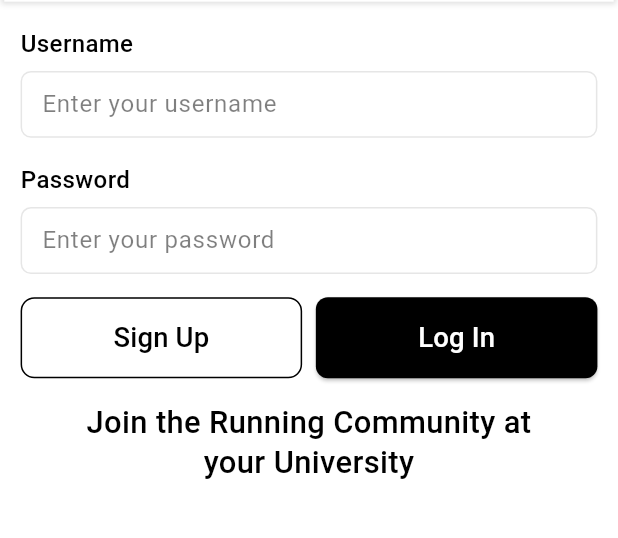
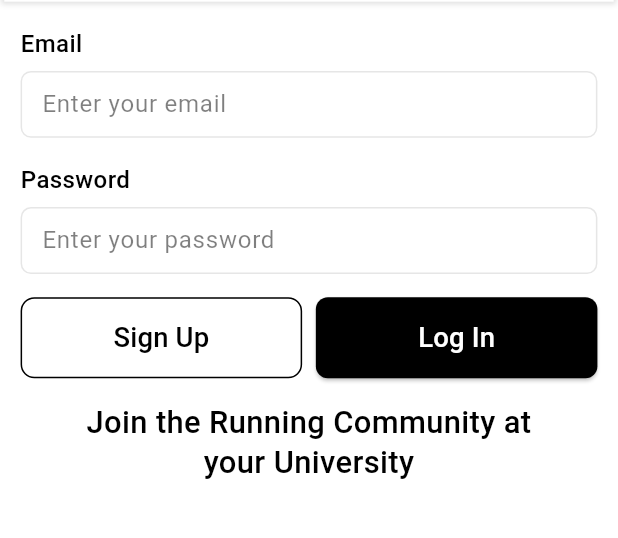
Before and after one commit to BillboEliasJohansson/Studentloppet-Frontend, a Flutter app: the screen it shows after launch, after a tap on "Log In", on a phone screen of 412 x 824 dp, the part 86-624 px from its top. Run offline on Flutter 3.47's test engine with Material 3 defaults, Android fonts, the phone set to English and light mode, and no system bars; our stand-ins replace cached_network_image, flutter_svg; network calls fail.

Commit message:
Finished Login and Signup Functionallaity
Co-authored-by: anton.j.fredriksson@hotmail.com <anton.j.fredriksson@hotmail.com>

```diff
--- a/lib/Screens/login_screen.dart
+++ b/lib/Screens/login_screen.dart
@@ -9,6 +9,7 @@ import 'package:studentloppet/theme/theme_helper.dart';
 import 'package:studentloppet/utils/size_utils.dart';
 import 'package:studentloppet/networking/network.dart';
 
+import '../utils/snackbars_util.dart';
 import '../widgets/custom_elevated_button.dart';
 import '../widgets/custom_outlined_button.dart';
 import '../widgets/custom_text_form_field.dart';
@@ -117,13 +118,13 @@ class LoginScreen extends StatelessWidget {
         crossAxisAlignment: CrossAxisAlignment.start,
         children: [
           Text(
-            "Username",
+            "Email",
             style: theme.textTheme.titleSmall,
           ),
           SizedBox(height: 5.v),
           CustomTextFormField(
             controller: userNameController,
-            hintText: "Enter your username",
+            hintText: "Enter your email",
           )
         ],
       ),
@@ -175,7 +176,7 @@ class LoginScreen extends StatelessWidget {
             margin: EdgeInsets.only(left: 8.h),
             buttonTextStyle: CustomTextStyles.titleMediumWhiteA700,
             onPressed: () async {
-              await Signin();
+              await Signin(context);
             },
           )
         ],
@@ -183,17 +184,24 @@ class LoginScreen extends StatelessWidget {
     );
   }
 
-  Future<void> Signin() async {
-
+  Future<void> Signin(BuildContext context) async {
     // Fetch data asynchronously and wait for the result
-    final response = await network.callLogIn(userNameController.text, passwordController.text);
+    final response = await network.callLogIn(
+        userNameController.text, passwordController.text);
 
     // Check if the request was successful
     if (response.statusCode == 200) {
       // Print the body of the HTTP response
       print("Response: " + response.body);
+      if (response.body == "true") {
+        Navigator.pushNamed(context, AppRoutes.homeScreen);
+      } else {
+        showErrorSnackbar(context, "Invalid Email Or Password");
+      }
     } else {
       print("Error: " + response.statusCode.toString());
+      showErrorSnackbar(context, "Invalid Email Or Password");
     }
   }
+
 }
--- a/lib/Screens/signup_screen.dart
+++ b/lib/Screens/signup_screen.dart
@@ -2,10 +2,13 @@
 
 import 'package:flutter/material.dart';
 import 'package:studentloppet/networking/network.dart';
+import 'package:studentloppet/routes/app_routes.dart';
 import 'package:studentloppet/theme/custom_text_style.dart';
 import 'package:studentloppet/theme/theme_helper.dart';
 import 'package:studentloppet/utils/image_constant.dart';
 import 'package:studentloppet/utils/size_utils.dart';
+import 'package:studentloppet/utils/validation_functions.dart';
+import 'package:studentloppet/utils/snackbars_util.dart';
 import '../../widgets/app_bar/appbar_leading_image.dart';
 import '../../widgets/app_bar/appbar_title.dart';
 import '../../widgets/app_bar/custom_app_bar.dart';
@@ -66,7 +69,7 @@ class SignupScreen extends StatelessWidget {
                       text: "Submit",
                       buttonTextStyle: CustomTextStyles.titleMediumWhiteA700,
                       onPressed: () async {
-                        await Signup();
+                        await Signup(context);
                       },
                     ),
                     SizedBox(height: 5.v)
@@ -80,16 +83,35 @@ class SignupScreen extends StatelessWidget {
     );
   }
 
-  Future<void> Signup() async {
+  Future<void> Signup(BuildContext context) async {
+    if (!isValidEmail(emailController.text)) {
+      showErrorSnackbar(context, "Invalid Email");
+      return;
+    }
+    if (!isValidPassword(passwordController.text)) {
+      showErrorSnackbar(context, "Invalid Password");
+      return;
+    }
 
     // Fetch data asynchronously and wait for the result
-    final response = await network.callSignUp(universityplaceController.text, emailController.text, passwordController.text);
+    final response = await network.callSignUp(universityplaceController.text,
+        emailController.text, passwordController.text);
 
     // Check if the request was successful
     if (response.statusCode == 200) {
-      // Print the body of the HTTP response
       print("Response: " + response.body);
+      if (response.body.contains("saved")) {
+        showSuccesfulSnackbar(context, "Success");
+        Navigator.pushNamed(context, AppRoutes.initialRoute);
+      }
+      if (response.body.contains("Email not valid")) {
+        showErrorSnackbar(context, "Email not valid");
+      }
+      if (response.body.contains("Email already exists")) {
+        showErrorSnackbar(context, "Email already exists");
+      }
     } else {
+      showErrorSnackbar(context, "Internal Server Error");
       print("Error: " + response.statusCode.toString());
     }
   }
--- a/lib/routes/app_routes.dart
+++ b/lib/routes/app_routes.dart
@@ -1,14 +1,18 @@
 import 'package:flutter/material.dart';
 import 'package:studentloppet/Screens/login_screen.dart';
 import 'package:studentloppet/Screens/signup_screen.dart';
+import 'package:studentloppet/Screens/home_screen.dart';
 
 class AppRoutes {
   static const String initialRoute = '/initialRoute';
 
   static const String signupScreen = '/Screens/signup_screen.dart';
 
+  static const String homeScreen = '/Screens/home_screen.dart';
+
   static Map<String, WidgetBuilder> routes = {
     initialRoute: (context) => LoginScreen(),
-    signupScreen: (context) => SignupScreen()
+    signupScreen: (context) => SignupScreen(),
+    homeScreen: (context) => HomeScreen()
   };
 }
--- a/lib/utils/validation_functions.dart
+++ b/lib/utils/validation_functions.dart
@@ -18,7 +18,7 @@ bool isValidPassword(String? inputString, {bool isRequired = false}) {
   }
   if (inputString != null && inputString.isNotEmpty) {
     const pattern =
-        r'^(?=.*?[A-Z])(?=(.*[a-z]){1,})(?=(.*[\d]){1,})(?=(.*[\W]){1,})(?!.*\s).{8,}$';
+        r'^(?=.*?[A-ZÅÄÖ])(?=(.*[a-zåäö]){1,})(?=(.*[\d]){1,})(?!.*\s).{8,}$';
     final regExp = RegExp(pattern);
     isInputStringValid = regExp.hasMatch(inputString);
   }
```
Also changed, not shown: lib/Screens/home_screen.dart (+44 -0 lines), lib/utils/snackbars_util.dart (added, +33 -0 lines).
